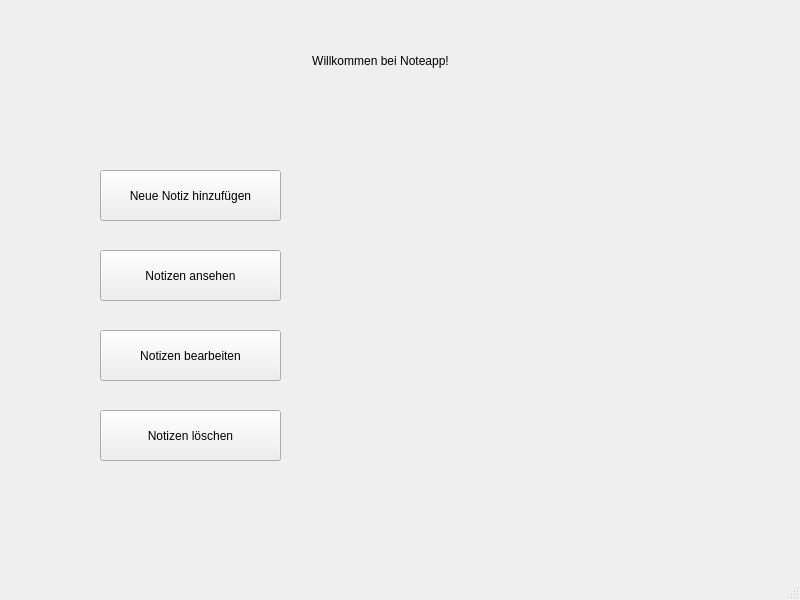
Above: mainwindow.ui from as070700/Noteapp before the change. Below: the same form after it.
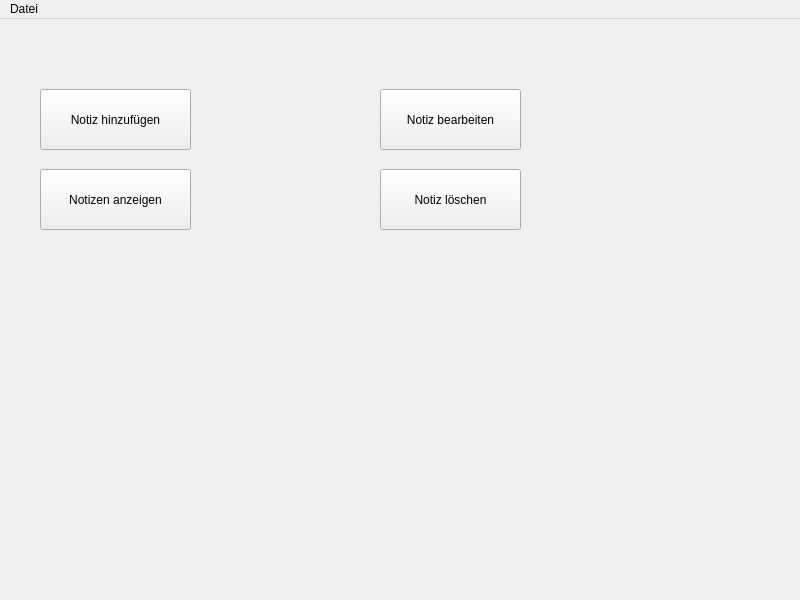
That is the form after the change.

```diff
--- a/mainwindow.ui
+++ b/mainwindow.ui
@@ -14,76 +14,84 @@
    <string>MainWindow</string>
   </property>
   <widget class="QWidget" name="centralwidget">
-   <widget class="QLabel" name="label">
-    <property name="geometry">
-     <rect>
-      <x>240</x>
-      <y>20</y>
-      <width>281</width>
-      <height>81</height>
-     </rect>
-    </property>
-    <property name="text">
-     <string>Willkommen bei Noteapp!</string>
-    </property>
-    <property name="alignment">
-     <set>Qt::AlignmentFlag::AlignCenter</set>
-    </property>
-   </widget>
    <widget class="QPushButton" name="addNoteButton">
     <property name="geometry">
      <rect>
-      <x>100</x>
-      <y>170</y>
-      <width>181</width>
-      <height>51</height>
+      <x>40</x>
+      <y>70</y>
+      <width>151</width>
+      <height>61</height>
      </rect>
     </property>
     <property name="text">
-     <string>Neue Notiz hinzufügen</string>
+     <string>Notiz hinzufügen</string>
     </property>
    </widget>
    <widget class="QPushButton" name="displayNotesButton">
     <property name="geometry">
      <rect>
-      <x>100</x>
-      <y>250</y>
-      <width>181</width>
-      <height>51</height>
+      <x>40</x>
+      <y>150</y>
+      <width>151</width>
+      <height>61</height>
      </rect>
     </property>
     <property name="text">
-     <string>Notizen ansehen</string>
-    </property>
-   </widget>
-   <widget class="QPushButton" name="deleteNoteButton">
-    <property name="geometry">
-     <rect>
-      <x>100</x>
-      <y>410</y>
-      <width>181</width>
-      <height>51</height>
-     </rect>
-    </property>
-    <property name="text">
-     <string>Notizen löschen</string>
+     <string>Notizen anzeigen</string>
     </property>
    </widget>
    <widget class="QPushButton" name="editNoteButton">
     <property name="geometry">
      <rect>
-      <x>100</x>
-      <y>330</y>
-      <width>181</width>
-      <height>51</height>
+      <x>380</x>
+      <y>70</y>
+      <width>141</width>
+      <height>61</height>
      </rect>
     </property>
     <property name="text">
-     <string>Notizen bearbeiten</string>
+     <string>Notiz bearbeiten</string>
     </property>
    </widget>
+   <widget class="QPushButton" name="deleteNoteButton">
+    <property name="geometry">
+     <rect>
+      <x>380</x>
+      <y>150</y>
+      <width>141</width>
+      <height>61</height>
+     </rect>
+    </property>
+    <property name="text">
+     <string>Notiz löschen</string>
+    </property>
+   </widget>
   </widget>
-  <widget class="QStatusBar" name="statusbar"/>
+  <widget class="QMenuBar" name="menubar">
+   <property name="geometry">
+    <rect>
+     <x>0</x>
+     <y>0</y>
+     <width>800</width>
+     <height>24</height>
+    </rect>
+   </property>
+   <widget class="QMenu" name="menuFile">
+    <property name="title">
+     <string>Datei</string>
+    </property>
+    <addaction name="actionNewNote"/>
+   </widget>
+   <addaction name="menuFile"/>
+  </widget>
+  <action name="actionNewNote">
+   <property name="text">
+    <string>Neue Notiz</string>
+   </property>
+   <property name="shortcut">
+    <string>Ctrl+N</string>
+   </property>
+  </action>
  </widget>
  <resources/>
  <connections/>
```
Left out of the diff: 2 changed lines with no effect on the pictures.
